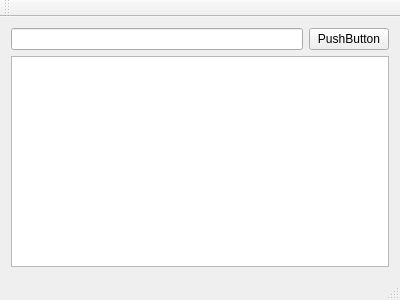
This is mainwindow.ui in tdh512194/Pump-4UHV as Qt 5 draws it before an edit. The edited form follows.
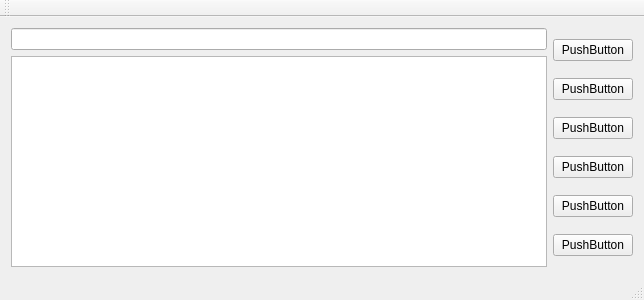
This is the edited form.

The edit to the form file:
```diff
--- a/mainwindow.ui
+++ b/mainwindow.ui
@@ -6,7 +6,7 @@
    <rect>
     <x>0</x>
     <y>0</y>
-    <width>400</width>
+    <width>644</width>
     <height>300</height>
    </rect>
   </property>
@@ -16,10 +16,10 @@
   <widget class="QWidget" name="centralWidget">
    <layout class="QGridLayout" name="gridLayout">
     <item row="0" column="0">
-     <layout class="QHBoxLayout" name="horizontalLayout">
-      <item>
-       <widget class="QLineEdit" name="lineEdit"/>
-      </item>
+     <widget class="QLineEdit" name="lineEdit"/>
+    </item>
+    <item row="0" column="1" rowspan="2">
+     <layout class="QVBoxLayout" name="verticalLayout">
       <item>
        <widget class="QPushButton" name="pushButton">
         <property name="text">
@@ -27,6 +27,41 @@
         </property>
        </widget>
       </item>
+      <item>
+       <widget class="QPushButton" name="pushButton_2">
+        <property name="text">
+         <string>PushButton</string>
+        </property>
+       </widget>
+      </item>
+      <item>
+       <widget class="QPushButton" name="pushButton_3">
+        <property name="text">
+         <string>PushButton</string>
+        </property>
+       </widget>
+      </item>
+      <item>
+       <widget class="QPushButton" name="pushButton_4">
+        <property name="text">
+         <string>PushButton</string>
+        </property>
+       </widget>
+      </item>
+      <item>
+       <widget class="QPushButton" name="pushButton_5">
+        <property name="text">
+         <string>PushButton</string>
+        </property>
+       </widget>
+      </item>
+      <item>
+       <widget class="QPushButton" name="pushButton_6">
+        <property name="text">
+         <string>PushButton</string>
+        </property>
+       </widget>
+      </item>
      </layout>
     </item>
     <item row="1" column="0">
```
Left out of the diff: 2 changed lines with no effect on the pictures.
